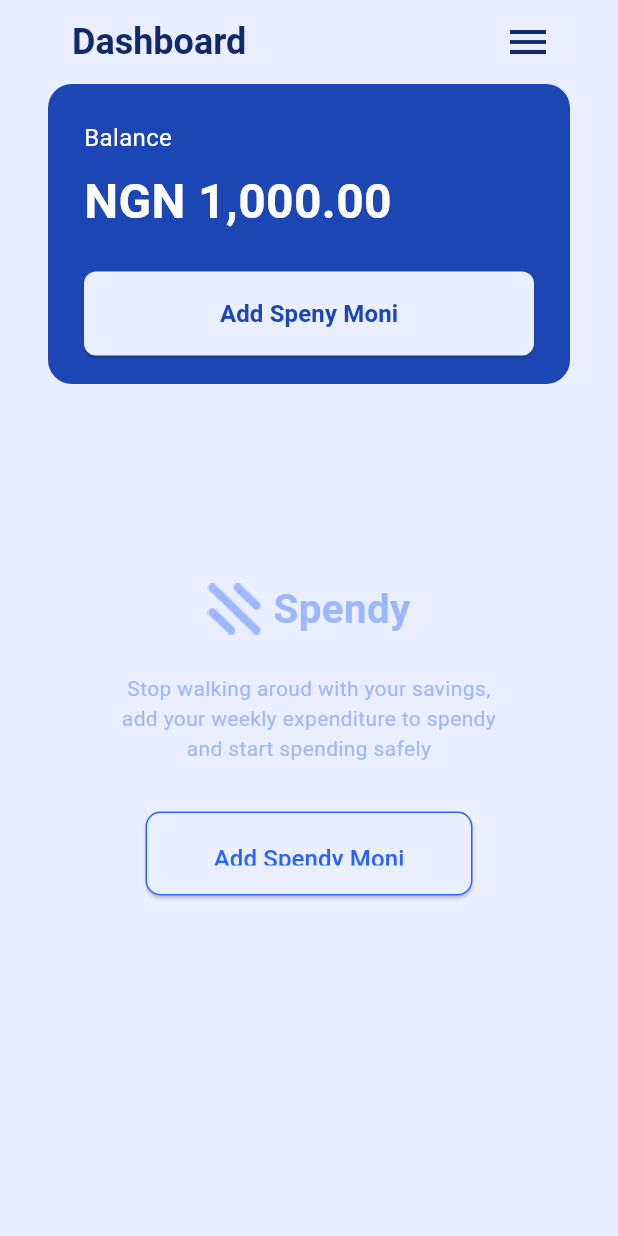
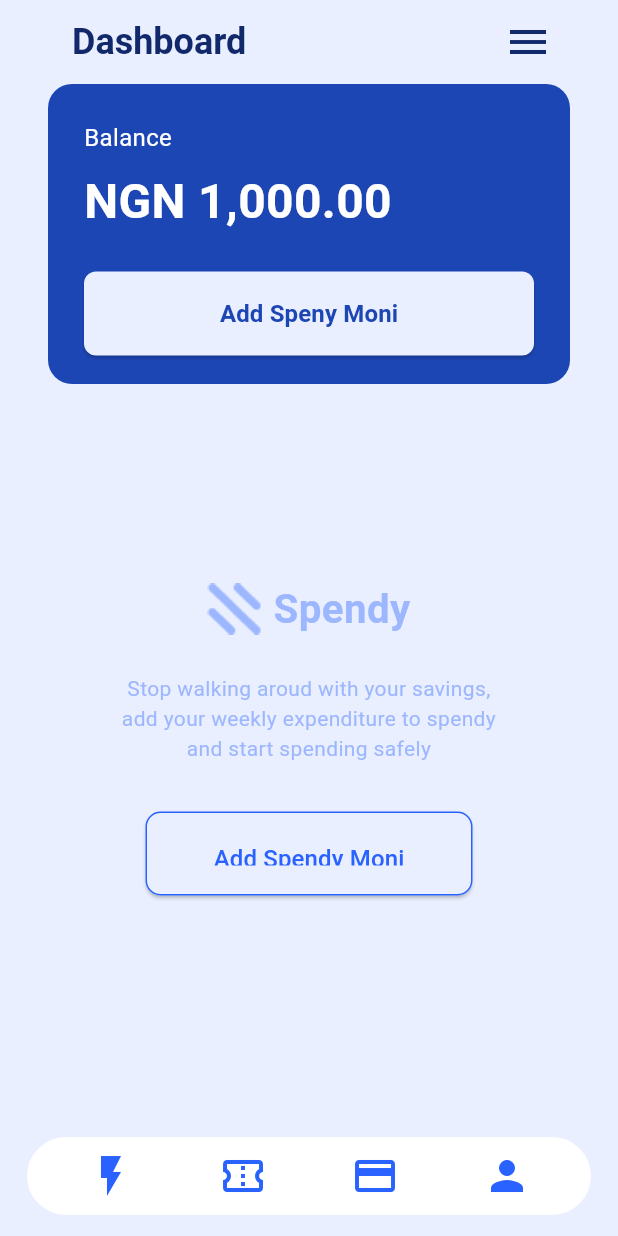
Before and after one commit to Toluwanimi10/spendy_app, a Flutter app: the Dashboard screen opened directly, on a phone screen of 412 x 824 dp. Run offline on Flutter 3.47's test engine with Material 3 defaults, Android fonts, the phone set to English and light mode, and no system bars.

Commit message:
created the nav bar

```diff
--- a/lib/pages/Dashboard.dart
+++ b/lib/pages/Dashboard.dart
@@ -156,9 +156,51 @@ class Dashboard extends StatelessWidget {
               ),
             ),
           ),
-
         ],
-
+      ),
+      bottomNavigationBar: BottomAppBar(
+        color: Color(0xFFEAEFFF),
+        child: Container(
+          decoration: BoxDecoration(
+            color: Color(0xFFFFFFFF),
+            borderRadius: BorderRadius.circular(100),
+            border: Border.all(color: Color(0xFFEAEFFF), width: 2),
+          ),
+          padding: const EdgeInsets.only(left: 32, right: 32),
+          child: Row(
+            mainAxisAlignment: MainAxisAlignment.spaceBetween,
+            children: [
+              IconButton(
+                icon: Icon(Icons.flash_on, size: 32, color: Color(0xFF2962FF)),
+                onPressed: () {},
+              ),
+              IconButton(
+                icon: Icon(
+                  Icons.confirmation_number_outlined,
+                  size: 32,
+                  color: Color(0xFF2962FF),
+                ),
+                onPressed: () {},
+              ),
+              IconButton(
+                icon: Icon(
+                  Icons.credit_card,
+                  size: 32,
+                  color: Color(0xFF2962FF),
+                ),
+                onPressed: () {},
+              ),
+              IconButton(
+                icon: Icon(
+                  Icons.person,
+                  size: 32,
+                  color: Color(0xFF2962FF),
+                ),
+                onPressed: () {},
+              ),
+            ],
+          ),
+        ),
       ),
     );
   }
```
